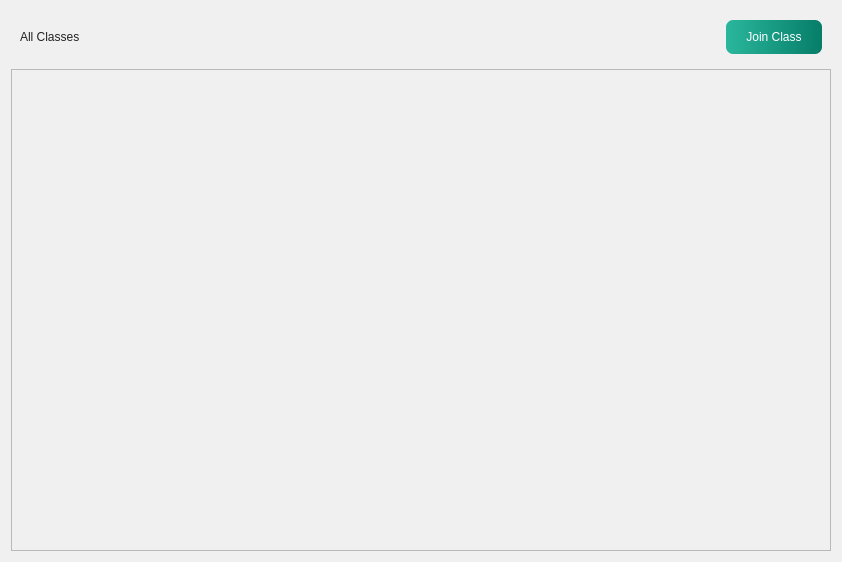
Qt form ui/classesStudent.ui (fizzycoding/Attendance-Management-System--College) before a commit.
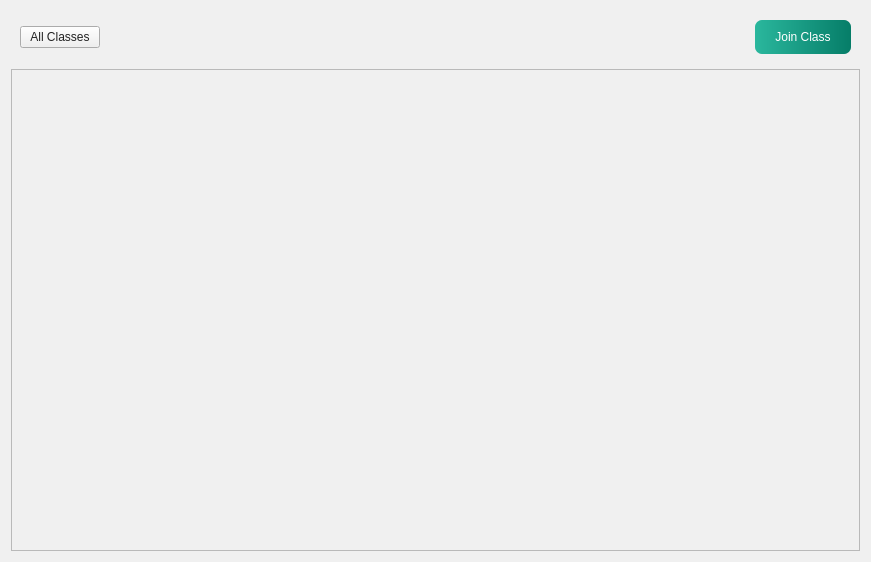
The same form after that commit. Icons and pictures are not drawn.

```diff
--- a/ui/classesStudent.ui
+++ b/ui/classesStudent.ui
@@ -6,7 +6,7 @@
    <rect>
     <x>0</x>
     <y>0</y>
-    <width>842</width>
+    <width>871</width>
     <height>562</height>
    </rect>
   </property>
@@ -33,7 +33,7 @@
      </property>
      <layout class="QHBoxLayout" name="horizontalLayout_2">
       <item>
-       <widget class="QLabel" name="label">
+       <widget class="QPushButton" name="refresh_classes">
         <property name="styleSheet">
          <string notr="true">color: rgb(34, 34, 34);
 font: 600 18pt &quot;Segoe UI&quot;;</string>
@@ -152,8 +152,8 @@
            <rect>
             <x>0</x>
             <y>0</y>
-            <width>820</width>
-            <height>477</height>
+            <width>849</width>
+            <height>474</height>
            </rect>
           </property>
           <layout class="QVBoxLayout" name="classesLayout">
```
